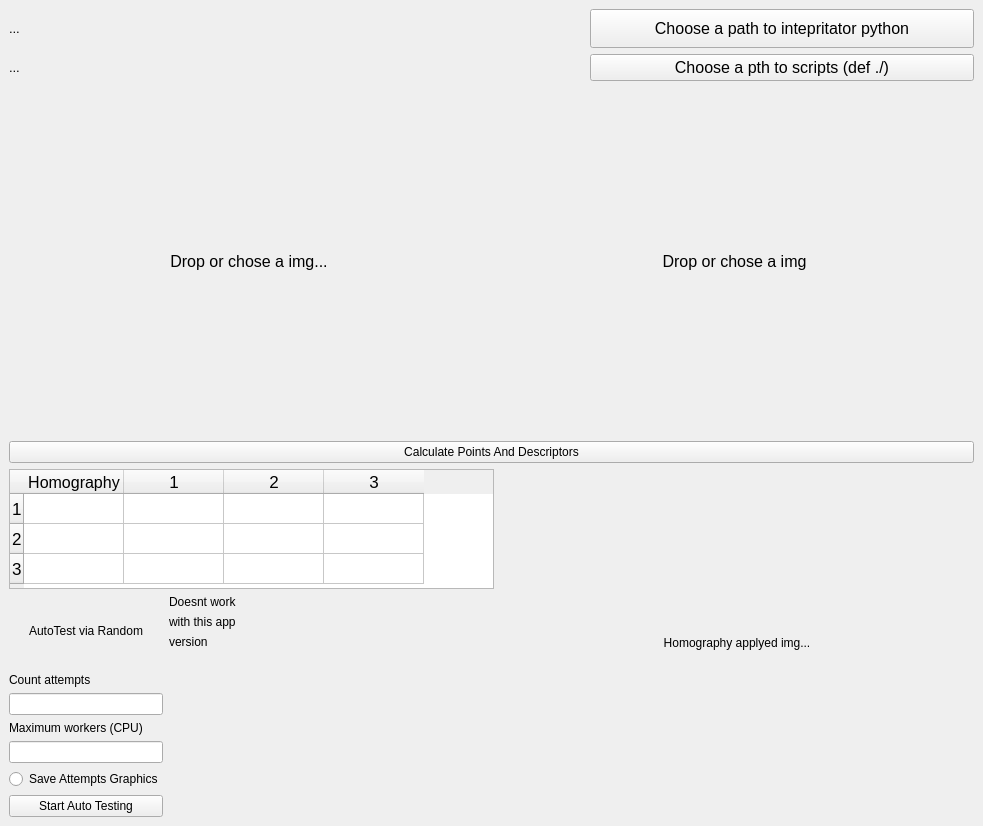
This is HomographyMatrixCalculator/ui/design/Win.ui in Yachoy/Homography-Matrix as Qt 5 draws it before an edit. The edited form follows.
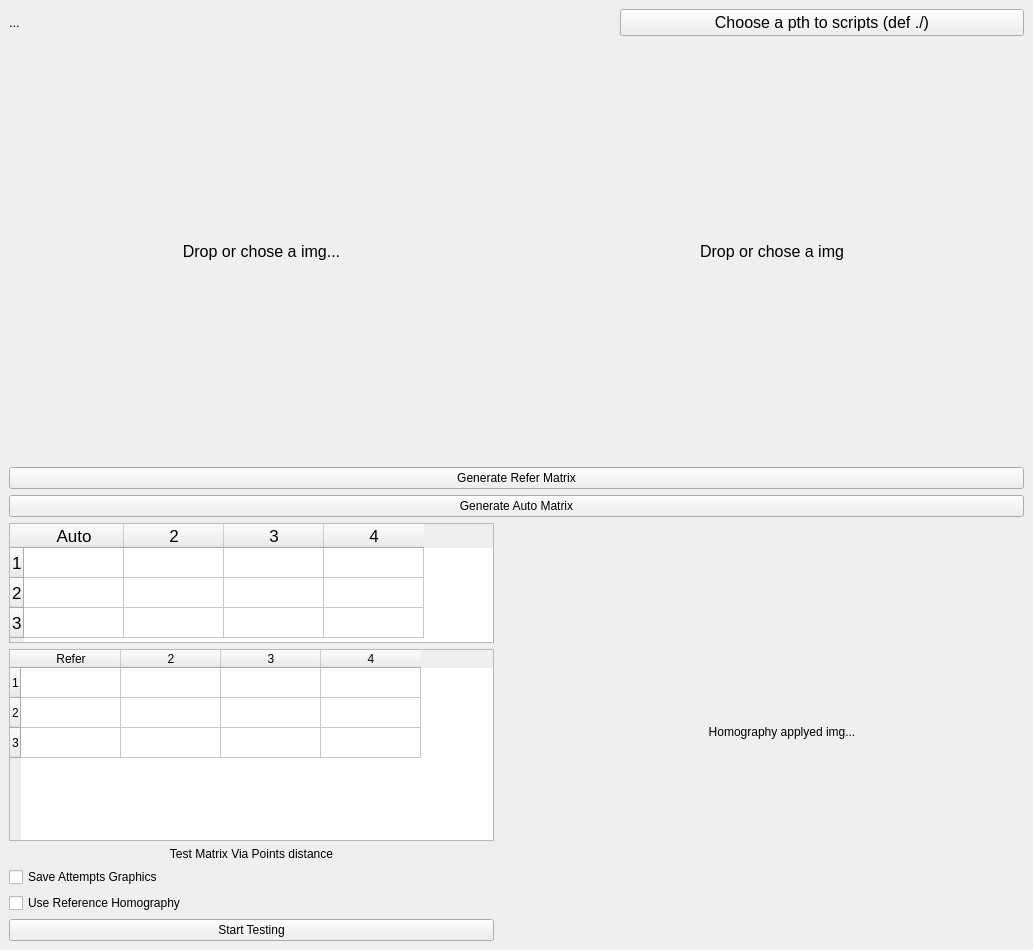
This is the edited form.

Commit message: make more easy way so visualise graphics. Now matplotlib, cv, pyside are friends on time.. Add another one graphic whiche demonstrate how a matrix good transform points in different parts image. Clear backend, abstract class PrototypeHomographyComposite

Patch:
```diff
--- a/HomographyMatrixCalculator/ui/design/Win.ui
+++ b/HomographyMatrixCalculator/ui/design/Win.ui
@@ -6,49 +6,15 @@
    <rect>
     <x>0</x>
     <y>0</y>
-    <width>983</width>
-    <height>826</height>
+    <width>1033</width>
+    <height>950</height>
    </rect>
   </property>
   <property name="windowTitle">
    <string>MainWindow</string>
   </property>
   <widget class="QWidget" name="centralwidget">
-   <layout class="QVBoxLayout" name="verticalLayout_2" stretch="1,0,9,1,9">
-    <item>
-     <layout class="QHBoxLayout" name="horizontalLayout_6" stretch="60,40">
-      <item>
-       <widget class="QLabel" name="label_3">
-        <property name="font">
-         <font>
-          <pointsize>10</pointsize>
-         </font>
-        </property>
-        <property name="text">
-         <string>...</string>
-        </property>
-       </widget>
-      </item>
-      <item>
-       <widget class="QPushButton" name="pushButton">
-        <property name="sizePolicy">
-         <sizepolicy hsizetype="Minimum" vsizetype="Expanding">
-          <horstretch>0</horstretch>
-          <verstretch>0</verstretch>
-         </sizepolicy>
-        </property>
-        <property name="font">
-         <font>
-          <pointsize>12</pointsize>
-         </font>
-        </property>
-        <property name="text">
-         <string>Choose a path to intepritator python</string>
-        </property>
-       </widget>
-      </item>
-     </layout>
-    </item>
+   <layout class="QVBoxLayout" name="verticalLayout_2" stretch="0,9,0,1,9">
     <item>
      <layout class="QHBoxLayout" name="horizontalLayout_7" stretch="60,40">
       <item>
@@ -89,6 +55,12 @@
        <layout class="QVBoxLayout" name="verticalLayout_3" stretch="7">
         <item>
          <widget class="QLabel" name="label">
+          <property name="minimumSize">
+           <size>
+            <width>480</width>
+            <height>360</height>
+           </size>
+          </property>
           <property name="font">
            <font>
             <pointsize>12</pointsize>
@@ -108,6 +80,12 @@
        <layout class="QVBoxLayout" name="verticalLayout_4" stretch="7">
         <item>
          <widget class="QLabel" name="label_2">
+          <property name="minimumSize">
+           <size>
+            <width>480</width>
+            <height>360</height>
+           </size>
+          </property>
           <property name="font">
            <font>
             <pointsize>12</pointsize>
@@ -128,12 +106,19 @@
     <item>
      <widget class="QPushButton" name="pushButton_3">
       <property name="text">
-       <string>Calculate Points And Descriptors</string>
+       <string>Generate Refer Matrix</string>
       </property>
      </widget>
     </item>
     <item>
-     <layout class="QHBoxLayout" name="horizontalLayout_4" stretch="0,1">
+     <widget class="QPushButton" name="BtnGenerateAuto">
+      <property name="text">
+       <string>Generate Auto Matrix</string>
+      </property>
+     </widget>
+    </item>
+    <item>
+     <layout class="QHBoxLayout" name="horizontalLayout_4" stretch="1,0,1">
       <item>
        <layout class="QVBoxLayout" name="verticalLayout_5">
         <item>
@@ -146,7 +131,7 @@
           </property>
           <property name="minimumSize">
            <size>
-            <width>485</width>
+            <width>0</width>
             <height>0</height>
            </size>
           </property>
@@ -166,41 +151,51 @@
           <row/>
           <column>
            <property name="text">
-            <string>Homography</string>
+            <string>Auto</string>
            </property>
-           <property name="font">
-            <font>
-             <pointsize>12</pointsize>
-            </font>
-           </property>
           </column>
+          <column/>
+          <column/>
+          <column/>
+         </widget>
+        </item>
+        <item>
+         <widget class="QTableWidget" name="tableWidget_2">
+          <property name="minimumSize">
+           <size>
+            <width>0</width>
+            <height>120</height>
+           </size>
+          </property>
+          <property name="maximumSize">
+           <size>
+            <width>16777215</width>
+            <height>16777215</height>
+           </size>
+          </property>
+          <row/>
+          <row/>
+          <row/>
           <column>
            <property name="text">
-            <string>1</string>
+            <string>Refer</string>
            </property>
           </column>
-          <column>
-           <property name="text">
-            <string>2</string>
-           </property>
-          </column>
-          <column>
-           <property name="text">
-            <string>3</string>
-           </property>
-          </column>
+          <column/>
+          <column/>
+          <column/>
          </widget>
         </item>
         <item>
          <layout class="QVBoxLayout" name="verticalLayout_7">
           <item>
-           <layout class="QHBoxLayout" name="horizontalLayout_5" stretch="0,1">
+           <layout class="QHBoxLayout" name="horizontalLayout_5" stretch="1">
             <item>
              <layout class="QVBoxLayout" name="verticalLayout_8">
               <item>
                <widget class="QLabel" name="label_8">
                 <property name="text">
-                 <string>AutoTest via Random</string>
+                 <string>Test Matrix Via Points distance</string>
                 </property>
                 <property name="alignment">
                  <set>Qt::AlignmentFlag::AlignCenter</set>
@@ -208,89 +203,26 @@
                </widget>
               </item>
               <item>
-               <widget class="QLabel" name="label_6">
-                <property name="sizePolicy">
-                 <sizepolicy hsizetype="Preferred" vsizetype="Fixed">
-                  <horstretch>0</horstretch>
-                  <verstretch>0</verstretch>
-                 </sizepolicy>
-                </property>
-                <property name="text">
-                 <string>Count attempts</string>
-                </property>
-               </widget>
-              </item>
-              <item>
-               <widget class="QLineEdit" name="lineEdit"/>
-              </item>
-              <item>
-               <widget class="QLabel" name="label_7">
-                <property name="sizePolicy">
-                 <sizepolicy hsizetype="Preferred" vsizetype="Fixed">
-                  <horstretch>0</horstretch>
-                  <verstretch>0</verstretch>
-                 </sizepolicy>
-                </property>
-                <property name="text">
-                 <string>Maximum workers (CPU)</string>
-                </property>
-               </widget>
-              </item>
-              <item>
-               <widget class="QLineEdit" name="lineEdit_2"/>
-              </item>
-              <item>
-               <widget class="QRadioButton" name="radioButton">
+               <widget class="QCheckBox" name="checkBoxAttempts">
                 <property name="text">
                  <string>Save Attempts Graphics</string>
                 </property>
                </widget>
               </item>
               <item>
-               <widget class="QPushButton" name="pushButton_4">
+               <widget class="QCheckBox" name="checkBoxReference">
                 <property name="text">
-                 <string>Start Auto Testing</string>
+                 <string>Use Reference Homography</string>
                 </property>
                </widget>
               </item>
-             </layout>
-            </item>
-            <item>
-             <layout class="QVBoxLayout" name="verticalLayout_9">
               <item>
-               <widget class="QLabel" name="label_9">
+               <widget class="QPushButton" name="startAutoTestBtn">
                 <property name="text">
-                 <string>Doesnt work</string>
+                 <string>Start Testing</string>
                 </property>
                </widget>
               </item>
-              <item>
-               <widget class="QLabel" name="label_10">
-                <property name="text">
-                 <string>with this app</string>
-                </property>
-               </widget>
-              </item>
-              <item>
-               <widget class="QLabel" name="label_11">
-                <property name="text">
-                 <string>version</string>
-                </property>
-               </widget>
-              </item>
-              <item>
-               <spacer name="verticalSpacer">
-                <property name="orientation">
-                 <enum>Qt::Orientation::Vertical</enum>
-                </property>
-                <property name="sizeHint" stdset="0">
-                 <size>
-                  <width>20</width>
-                  <height>40</height>
-                 </size>
-                </property>
-               </spacer>
-              </item>
              </layout>
             </item>
            </layout>
@@ -299,6 +231,19 @@
         </item>
        </layout>
       </item>
+      <item>
+       <spacer name="horizontalSpacer">
+        <property name="orientation">
+         <enum>Qt::Orientation::Horizontal</enum>
+        </property>
+        <property name="sizeHint" stdset="0">
+         <size>
+          <width>40</width>
+          <height>20</height>
+         </size>
+        </property>
+       </spacer>
+      </item>
       <item>
        <layout class="QVBoxLayout" name="verticalLayout">
         <item>
@@ -309,6 +254,12 @@
             <verstretch>0</verstretch>
            </sizepolicy>
           </property>
+          <property name="minimumSize">
+           <size>
+            <width>480</width>
+            <height>0</height>
+           </size>
+          </property>
           <property name="text">
            <string>Homography applyed img...</string>
           </property>
```
Left out of the diff: 2 changed lines with no effect on the pictures. The commit also changes 11 other files.
